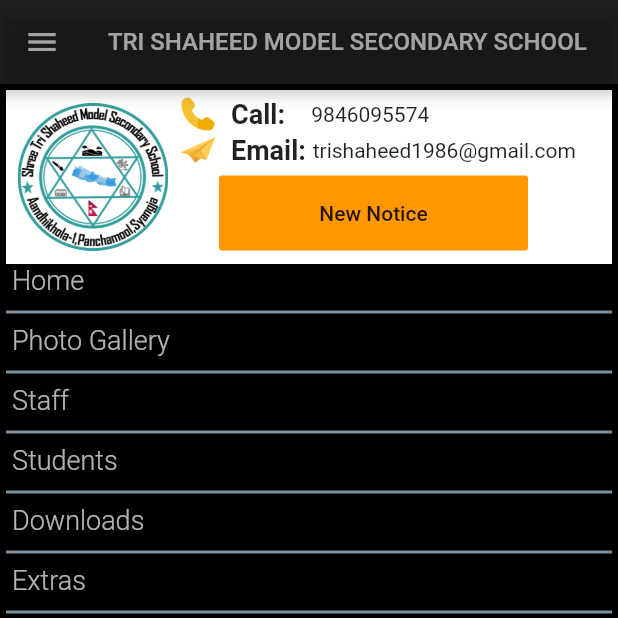
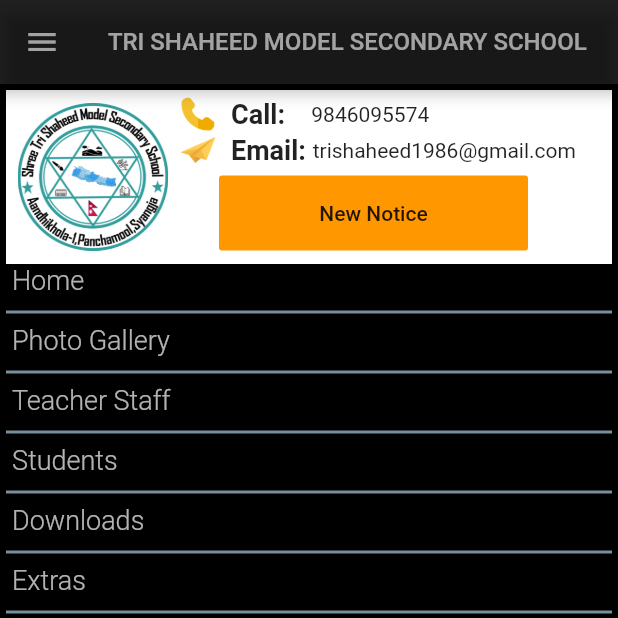
Before and after one commit to MohanDhakal/trishaheed-revamped, a Flutter app: the screen it shows after launch, after a tap on the "menu" icon, on a phone screen of 412 x 824 dp, the top half of it. Run offline on Flutter 3.47's test engine with Material 2 defaults, Android fonts, the phone set to English and light mode, and no system bars; drawn by our look-alikes of carousel_slider; our stand-ins replace dartz, data_table_2, dio, responsive_framework, shimmer, url_strategy; missing offline and left inert: file_saver, flutter_quill, webviewx; network calls fail.

Commit message:
minor ui changes

```diff
--- a/lib/pages/blogs.dart
+++ b/lib/pages/blogs.dart
@@ -120,6 +120,7 @@ class _BlogListState extends State<BlogList> {
                           color: _currentPage < 2 ? Colors.grey : Colors.black,
                         ),
                         onPressed: () {
+                          if (_currentPage > 1) {
                             showDialog(
                                 context: context,
                                 builder: (context) {
@@ -136,7 +137,6 @@ class _BlogListState extends State<BlogList> {
                                     ),
                                   );
                                 });
-                          if (_currentPage > 1) {
                             BlogApi()
                                 .getBlogList(page: _currentPage - 1)
                                 .then((value) {
@@ -162,6 +162,7 @@ class _BlogListState extends State<BlogList> {
                               : Colors.grey,
                         ),
                         onPressed: () async {
+                          if (_currentPage < _totalPages) {
                             showDialog(
                                 context: context,
                                 builder: (context) {
@@ -178,7 +179,7 @@ class _BlogListState extends State<BlogList> {
                                     ),
                                   );
                                 });
-                          if (_currentPage < _totalPages) {
+
                             BlogApi()
                                 .getBlogList(page: _currentPage + 1)
                                 .then((value) {
--- a/lib/pages/home_page.dart
+++ b/lib/pages/home_page.dart
@@ -3,6 +3,7 @@ import 'package:flutter/foundation.dart';
 import 'package:flutter/material.dart';
 import 'package:flutter/services.dart';
 import 'package:responsive_framework/responsive_framework.dart';
+import 'package:trishaheed/widgets/count_display.dart';
 import 'package:trishaheed/widgets/footer.dart';
 import '../utilities/images.dart';
 import '../widgets/headmaster_saying.dart';
@@ -122,6 +123,26 @@ class _HomePageState extends State<HomePage> {
               ),
               SizedBox(height: 48),
               HeadMasterSaying(),
+              SizedBox(height: 48),
+              Padding(
+                padding: const EdgeInsets.only(left: 20.0),
+                child: Text(
+                  "Staff and Students",
+                  style: Theme.of(context).textTheme.titleMedium?.copyWith(
+                        color: Colors.black,
+                        fontWeight: FontWeight.bold,
+                        fontSize: 24,
+                        fontStyle: FontStyle.normal,
+                      ),
+                ),
+              ),
+              SizedBox(width: size.width * 0.2, child: Divider(thickness: 4)),
+              SizedBox(height: 48),
+              CountDisplay(
+                staffs: 33,
+                students: 487,
+                technicalStudents: 50,
+              ),
               SizedBox(height: 48),
               Padding(
                 padding: const EdgeInsets.only(left: 20.0),
@@ -274,7 +295,7 @@ class _HomePageState extends State<HomePage> {
               SizedBox(height: 48),
               Center(
                 child: Text(
-                  " STUDENTS SAYING",
+                  " STUDENT TESTIMONIALS",
                   style: responsiveWrapper.isSmallerThan(DESKTOP)
                       ? Theme.of(context)
                           .textTheme
--- a/lib/utilities/menu_map.dart
+++ b/lib/utilities/menu_map.dart
@@ -17,7 +17,7 @@ class MenuIndex {
   static Map<MenuTag, String> names = {
     MenuTag.home: "Home",
     MenuTag.photoGallery: "Photo Gallery",
-    MenuTag.staff: "Staff",
+    MenuTag.staff: "Teacher Staff",
     MenuTag.students: "Students",
     // MenuTag.videoGallery: "Video Gallery",
     MenuTag.downloads: "Downloads",
--- /dev/null
+++ b/lib/widgets/count_display.dart
@@ -0,0 +1,85 @@
+import 'package:flutter/material.dart';
+import 'package:responsive_framework/responsive_framework.dart';
+
+class CountDisplay extends StatelessWidget {
+  final int students;
+  final int staffs;
+  final int technicalStudents;
+  const CountDisplay({
+    super.key,
+    required this.staffs,
+    required this.students,
+    required this.technicalStudents,
+  });
+
+  @override
+  Widget build(BuildContext context) {
+    final wrapper = ResponsiveWrapper.of(context);
+    return wrapper.isLargerThan(TABLET)
+        ? Row(
+            mainAxisAlignment: MainAxisAlignment.spaceEvenly,
+            children: [
+              CountWidget(number: staffs, forWhat: "Staffs"),
+              CountWidget(number: students, forWhat: "Students"),
+              CountWidget(
+                  number: technicalStudents, forWhat: "Technical Students"),
+            ],
+          )
+        : Column(
+            children: [
+              CountWidget(number: staffs, forWhat: "Staffs"),
+              CountWidget(number: students, forWhat: "Students"),
+              CountWidget(
+                  number: technicalStudents, forWhat: "Technical Students"),
+            ],
+          );
+  }
+}
+
+class CountWidget extends StatelessWidget {
+  final int number;
+  final String forWhat;
+  const CountWidget({super.key, required this.number, required this.forWhat});
+
+  @override
+  Widget build(BuildContext context) {
+    final wrapper = ResponsiveWrapper.of(context);
+
+    return Container(
+      height: wrapper.screenHeight * 0.3,
+      width: wrapper.screenWidth * 0.30,
+      decoration: BoxDecoration(
+        color: Colors.blue,
+        gradient: LinearGradient(
+          colors: [Colors.blueAccent, Colors.purpleAccent],
+          begin: Alignment.topLeft,
+          end: Alignment.bottomRight,
+        ),
+        shape: BoxShape.circle,
+      ),
+      alignment: Alignment.center,
+      child: Column(
+        mainAxisAlignment: MainAxisAlignment.center,
+        children: [
+          Text(
+            number.toString(),
+            style: TextStyle(
+              fontWeight: FontWeight.bold,
+              color: Colors.white,
+              fontSize: 32,
+            ),
+          ),
+          SizedBox(height: 8),
+          Text(
+            forWhat,
+            style: TextStyle(
+              fontWeight: FontWeight.w500,
+              color: Colors.white,
+              fontSize: 16,
+            ),
+          )
+        ],
+      ),
+    );
+  }
+}
```
Lines whose indentation alone changed are shown as unchanged.
